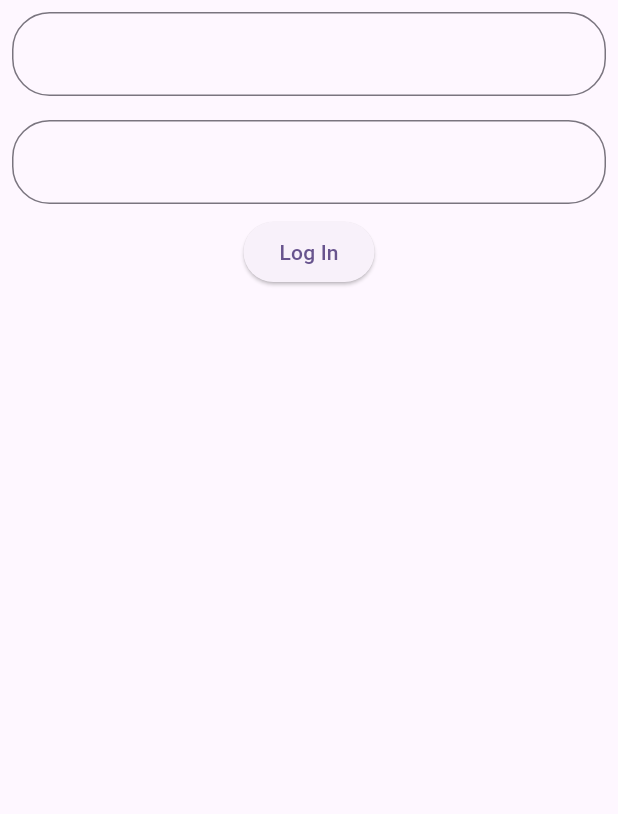
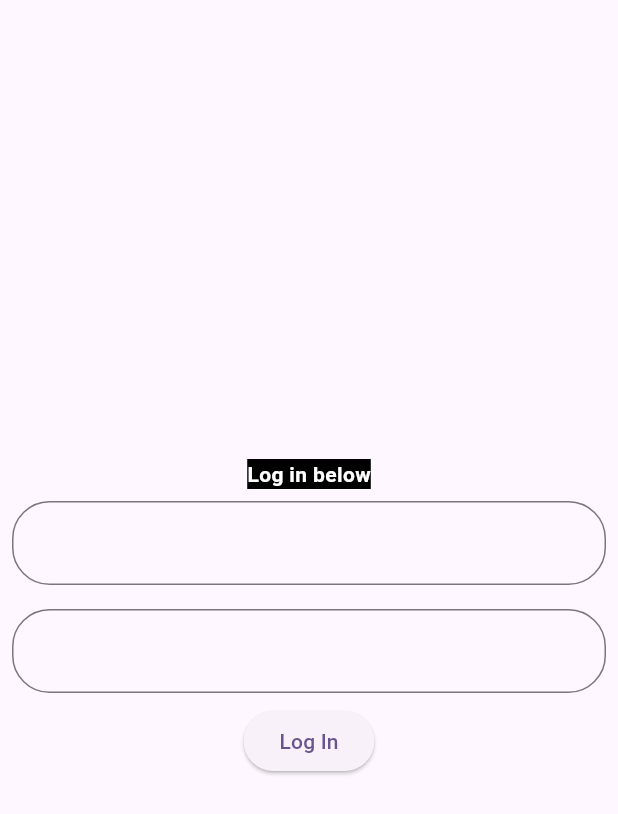
Before and after one commit to tlholo-kvs/my_habit_tracker, a Flutter app: the screen it shows after launch, on a phone screen of 412 x 824 dp. Shown: the top 814 px of the screen. Run offline on Flutter 3.47's test engine with Material 2 defaults, Android fonts, the phone set to English and light mode, and no system bars.

Commit message:
feat(login): edited TextFields for log in

```diff
--- a/lib/screens/login.dart
+++ b/lib/screens/login.dart
@@ -13,13 +13,24 @@ class _LoginPageState extends State<LoginPage> {
   @override
   Widget build(BuildContext context) {
     return Column(
+      mainAxisAlignment: MainAxisAlignment.center,
       children: [
+        Container(
+          decoration: const BoxDecoration(
+            color: Colors.black,
+          ),
+            child: const Text(
+          "Log in below",
+          style: TextStyle(fontWeight: FontWeight.w600, color: Colors.white),
+        )),
         const MyTextInput(
+          hintTextForField: 'Enter email',
           labelText: "Enter email",
           textInputType: TextInputType.emailAddress,
         ),
         const MyTextInput(
           labelText: "Enter password",
+          hintTextForField: 'Enter password',
           textInputType: TextInputType.visiblePassword,
         ),
         ElevatedButton(
@@ -34,8 +45,9 @@ class _LoginPageState extends State<LoginPage> {
 class MyTextInput extends StatelessWidget {
   final String labelText = "";
   final TextInputType textInputType = TextInputType.none;
+  final String hintTextForField = "";
 
-  const MyTextInput({super.key, required labelText, required textInputType});
+  const MyTextInput({super.key, required labelText, required textInputType, required hintTextForField, });
 
   @override
   Widget build(BuildContext context) {
@@ -44,6 +56,7 @@ class MyTextInput extends StatelessWidget {
       child: TextFormField(
         decoration: InputDecoration(
           labelText: labelText,
+          hintText: hintTextForField,
           fillColor: Colors.white,
           border: OutlineInputBorder(
             borderRadius: BorderRadius.circular(25.0),
```
